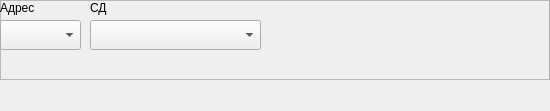
xXRadioHeadXx/start7, file m_cfg/unitWidgets/widget_kl.ui: the form before one commit.
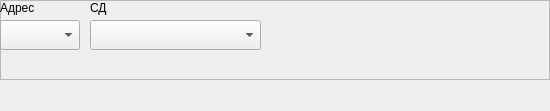
The form after the commit.

Patch:
```diff
--- a/m_cfg/unitWidgets/widget_kl.ui
+++ b/m_cfg/unitWidgets/widget_kl.ui
@@ -46,7 +46,7 @@
      <rect>
       <x>0</x>
       <y>20</y>
-      <width>81</width>
+      <width>80</width>
       <height>30</height>
      </rect>
     </property>
```
